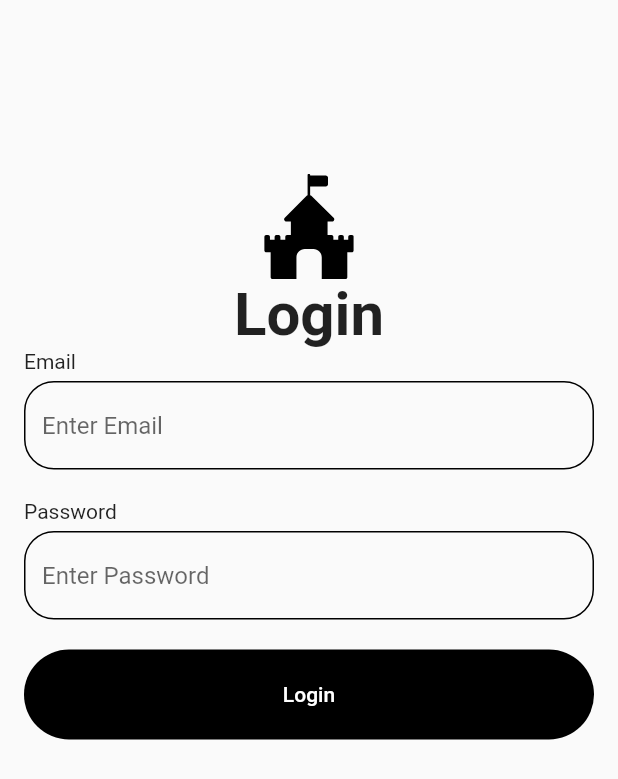
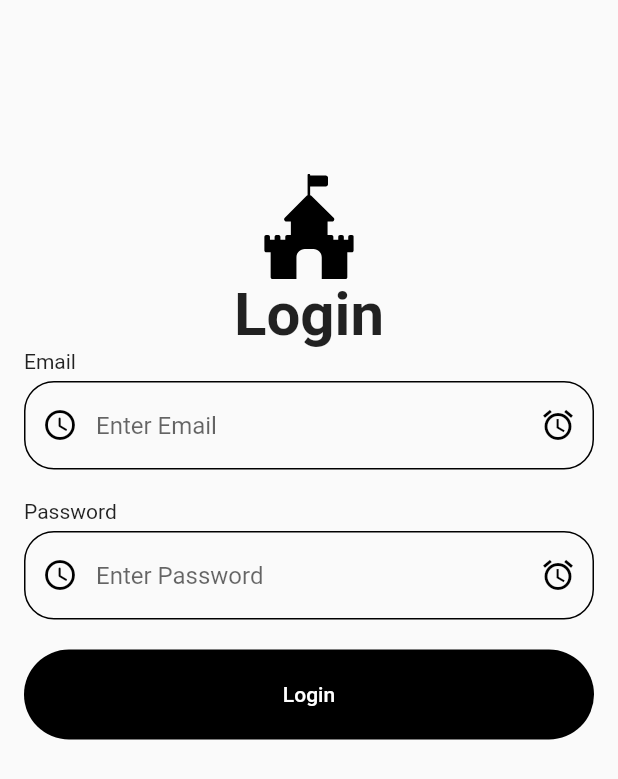
Before and after one commit to unjoo31/flutter-login-app-2, a Flutter app: the screen it shows after launch, on a phone screen of 412 x 824 dp. Shown: the top 779 px of the screen. Run offline on Flutter 3.47's test engine with Material 2 defaults, Android fonts, the light colour scheme and no system bars; our stand-ins replace flutter_svg, validators.

Commit message:
git commit "입력필드 아이콘 추가 완료"

```diff
--- a/lib/components/custom_text_form_field.dart
+++ b/lib/components/custom_text_form_field.dart
@@ -29,6 +29,8 @@ class CustomTextFormField extends StatelessWidget {
           validator: validate,
           obscureText: isPassword,
           decoration: InputDecoration(
+            prefixIcon: Icon(Icons.access_time_rounded, color: Colors.black),
+            suffixIcon: Icon(Icons.access_alarm, color: Colors.black),
             hintText: "Enter ${text}",
             enabledBorder: OutlineInputBorder(
               borderRadius: BorderRadius.circular(20),
```
